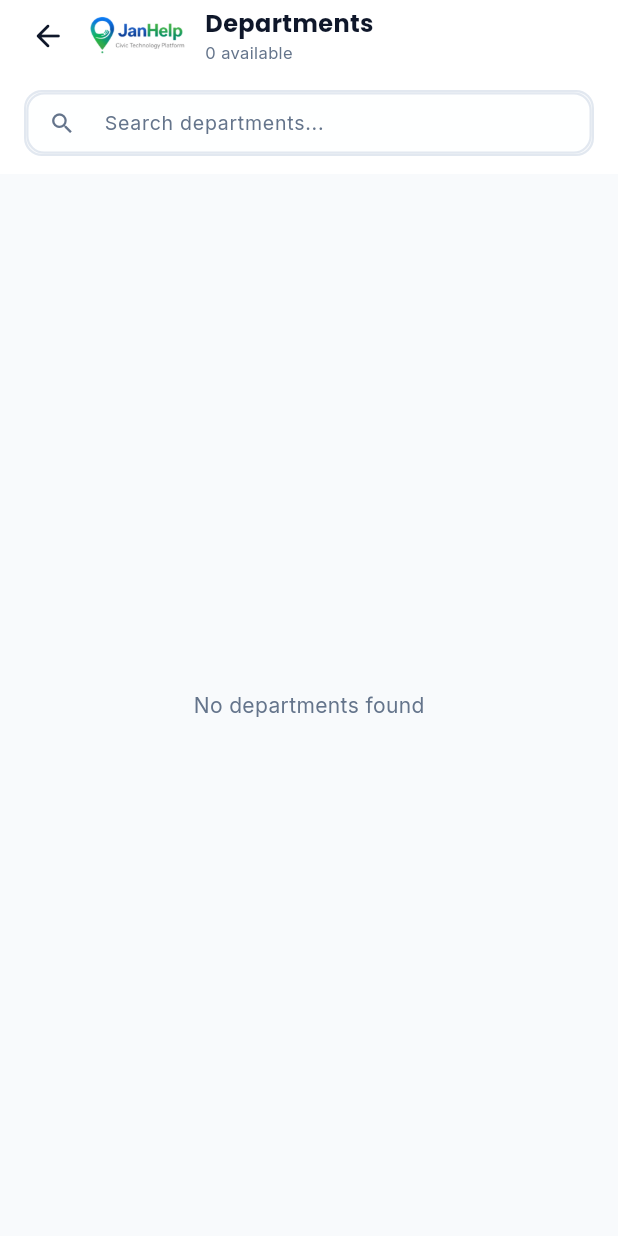
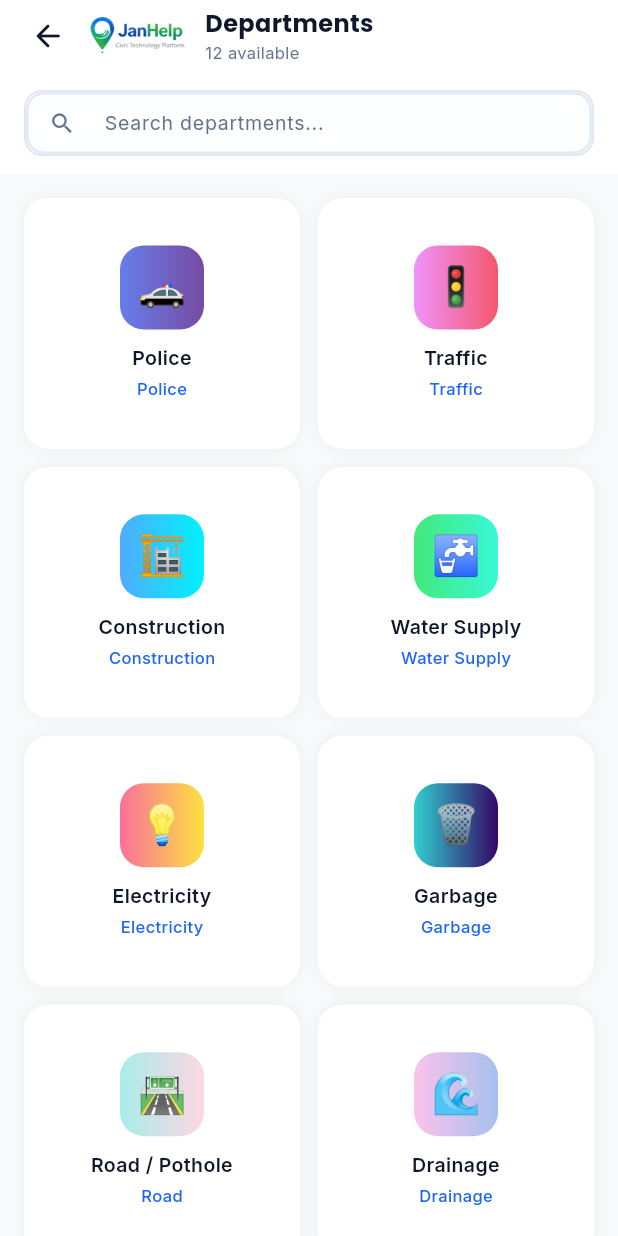
Before and after one commit to kartkbhalodiya/Smart-CITY, a Flutter app: the DepartmentsListScreen screen opened by its route, on a phone screen of 412 x 824 dp. Run offline on Flutter 3.47's test engine with Material 3 defaults, Android fonts, the phone set to English and light mode, and no system bars; our stand-ins replace flutter_map, geolocator, google_fonts, image_picker, latlong2, permission_handler and 1 more; accounts and stored records are empty; network calls fail.

Commit message:
fix: show 12 fallback departments when API returns empty

```diff
--- a/smartcity_application/lib/screens/departments/departments_list_screen.dart
+++ b/smartcity_application/lib/screens/departments/departments_list_screen.dart
@@ -51,16 +51,37 @@ class _DepartmentsListScreenState extends State<DepartmentsListScreen> {
     super.dispose();
   }
 
+  static const _fallbackDepts = [
+    {'name': 'Police', 'department_type': 'police', 'department_type_display': 'Police'},
+    {'name': 'Traffic', 'department_type': 'traffic', 'department_type_display': 'Traffic'},
+    {'name': 'Construction', 'department_type': 'construction', 'department_type_display': 'Construction'},
+    {'name': 'Water Supply', 'department_type': 'water', 'department_type_display': 'Water Supply'},
+    {'name': 'Electricity', 'department_type': 'electricity', 'department_type_display': 'Electricity'},
+    {'name': 'Garbage', 'department_type': 'garbage', 'department_type_display': 'Garbage'},
+    {'name': 'Road / Pothole', 'department_type': 'road', 'department_type_display': 'Road'},
+    {'name': 'Drainage', 'department_type': 'drainage', 'department_type_display': 'Drainage'},
+    {'name': 'Illegal Activity', 'department_type': 'illegal', 'department_type_display': 'Illegal Activity'},
+    {'name': 'Transportation', 'department_type': 'transportation', 'department_type_display': 'Transportation'},
+    {'name': 'Cyber Crime', 'department_type': 'cyber', 'department_type_display': 'Cyber Crime'},
+    {'name': 'Other', 'department_type': 'other', 'department_type_display': 'Other'},
+  ];
+
   Future<void> _load() async {
     setState(() => _loading = true);
+    try {
       final res = await ApiService.get(ApiConfig.departments, includeAuth: false);
       if (mounted && res['success'] == true) {
         final list = (res['departments'] as List? ?? [])
             .map((e) => Map<String, dynamic>.from(e as Map))
             .toList();
-      setState(() { _departments = list; _filtered = list; });
+        if (list.isNotEmpty) {
+          setState(() { _departments = list; _filtered = list; _loading = false; });
+          return;
         }
-    setState(() => _loading = false);
+      }
+    } catch (_) {}
+    final fallback = _fallbackDepts.map((e) => Map<String, dynamic>.from(e)).toList();
+    if (mounted) setState(() { _departments = fallback; _filtered = fallback; _loading = false; });
   }
 
   void _search(String q) {
```
Lines whose indentation alone changed are shown as unchanged.
